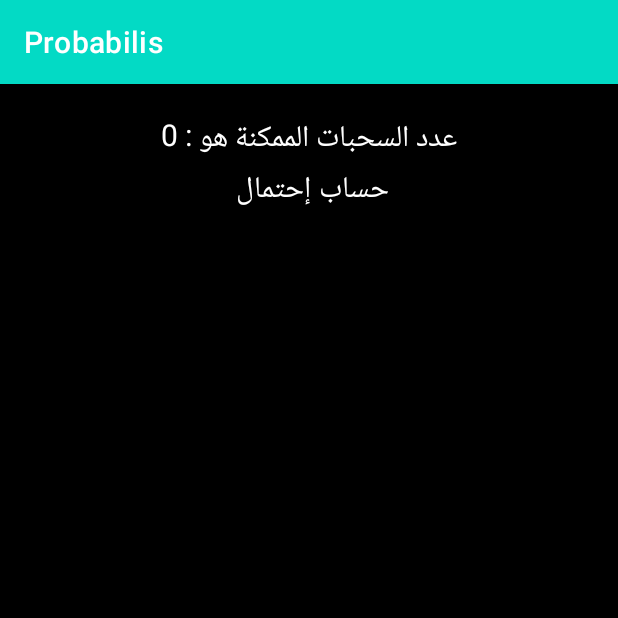
After one commit to kheirouBMT/Probabilis, an Android app: the togetherF screen opened directly, with no data from a screen before it, on a phone screen of 412 x 824 dp, the top half of it. The commit adds this screen. Run offline under Robolectric (Android 15) with nearby library versions, the phone set to English and light mode, and no system bars.

Commit message:
I am a ginus

```diff
--- a/app/src/main/AndroidManifest.xml
+++ b/app/src/main/AndroidManifest.xml
@@ -9,6 +9,9 @@
         android:roundIcon="@mipmap/ic_launcher_round"
         android:supportsRtl="true"
         android:theme="@style/Theme.Probabilis">
+        <activity
+            android:name=".togetherF"
+            android:exported="false" />
         <activity
             android:name=".type"
             android:exported="false" />
--- /dev/null
+++ b/app/src/main/java/com/example/probabilis/togetherF.java
@@ -0,0 +1,30 @@
+package com.example.probabilis;
+
+import androidx.appcompat.app.AppCompatActivity;
+import android.content.Intent;
+import android.os.Bundle;
+import android.widget.TextView;
+
+public class togetherF extends AppCompatActivity {
+
+    @Override
+    protected void onCreate(Bundle savedInstanceState) {
+        super.onCreate(savedInstanceState);
+        setContentView(R.layout.activity_together_f);
+        Intent intent = getIntent();
+        int Result = inputs.Result;
+        int draw = intent.getIntExtra(type.draw, 0);
+
+        TextView all1 = (TextView) findViewById(R.id.all1);
+        all1.setText("عدد السحبات الممكنة هو : " +String.valueOf(Result));
+
+    }
+    static long factorial(long x){
+        long fac=1;
+        for (long i=1 ; i<=x ; i++){
+            fac=fac*i;
+        }
+        return fac;}
+    static long permutation(long a, long b){
+        return (factorial(a) / (factorial(a-b)*factorial(b)));}
+}
--- /dev/null
+++ b/app/src/main/res/layout/activity_together_f.xml
@@ -0,0 +1,50 @@
+<?xml version="1.0" encoding="utf-8"?>
+<ScrollView xmlns:android="http://schemas.android.com/apk/res/android"
+    xmlns:app="http://schemas.android.com/apk/res-auto"
+    xmlns:tools="http://schemas.android.com/tools"
+    android:layout_width="match_parent"
+    android:layout_height="match_parent"
+    android:background="@color/black"
+    android:paddingVertical="20dp"
+    tools:context=".togetherF">
+
+    <LinearLayout
+        android:layout_width="match_parent"
+        android:layout_height="wrap_content"
+        android:orientation="vertical">
+
+        <LinearLayout
+            android:layout_width="match_parent"
+            android:layout_height="wrap_content"
+            android:orientation="vertical">
+
+            <TextView
+                android:id="@+id/all1"
+                android:layout_width="match_parent"
+                android:layout_height="wrap_content"
+                android:text="عدد السحبات الممكنة هو : "
+                android:textAlignment="center"
+                android:textColor="@color/white"
+                android:textSize="20sp" />
+
+            <TextView
+                android:id="@+id/intro1"
+                android:layout_width="match_parent"
+                android:layout_height="wrap_content"
+                android:text="حساب إحتمال "
+                android:textAlignment="center"
+                android:textColor="@color/white"
+                android:textSize="20sp" />
+
+            <LinearLayout
+                android:layout_width="match_parent"
+                android:layout_height="wrap_content"
+                android:orientation="horizontal"
+
+                />
+
+        </LinearLayout>
+
+
+    </LinearLayout>
+</ScrollView>
--- a/app/src/main/res/layout/activity_type.xml
+++ b/app/src/main/res/layout/activity_type.xml
@@ -40,6 +40,7 @@
         android:layout_height="wrap_content"
         android:layout_marginEnd="25dp"
         android:layout_marginBottom="25dp"
+        android:onClick="next2"
         android:text="Next"
         android:textColor="#000000"
         android:textColorHighlight="#FF0000"
```
Also changed, not shown: app/src/main/java/com/example/probabilis/inputs.java (+15 -2 lines), app/src/main/java/com/example/probabilis/type.java (+29 -1 lines), app/src/main/res/layout/activity_inputs.xml (+6 -6 lines).
